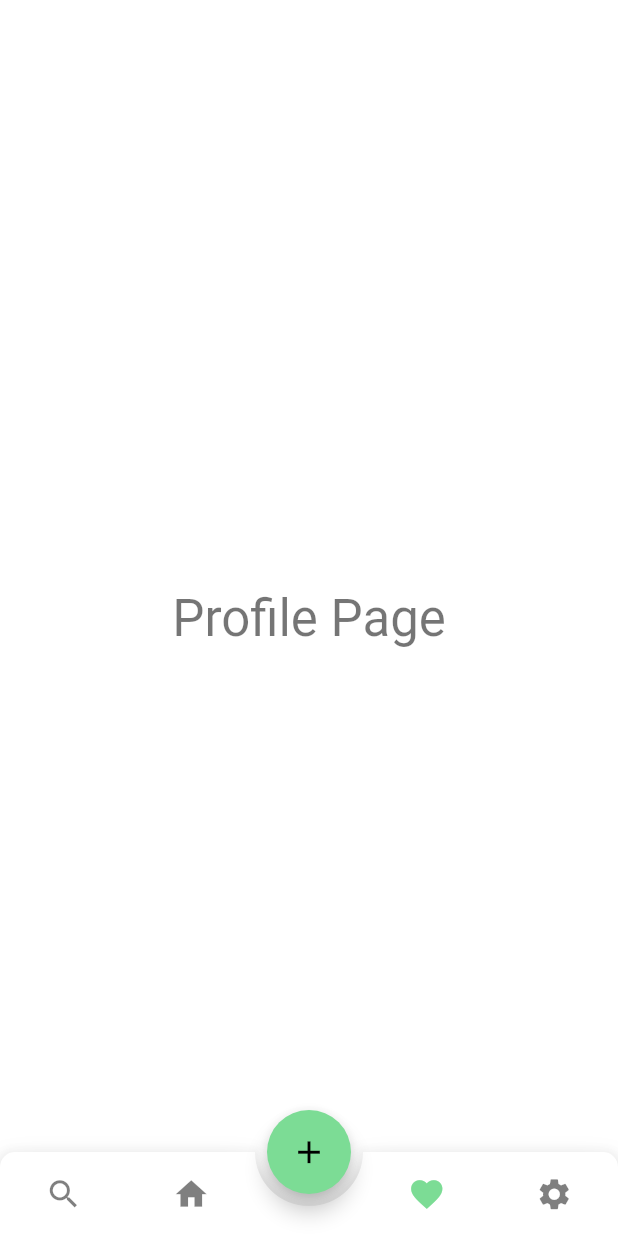
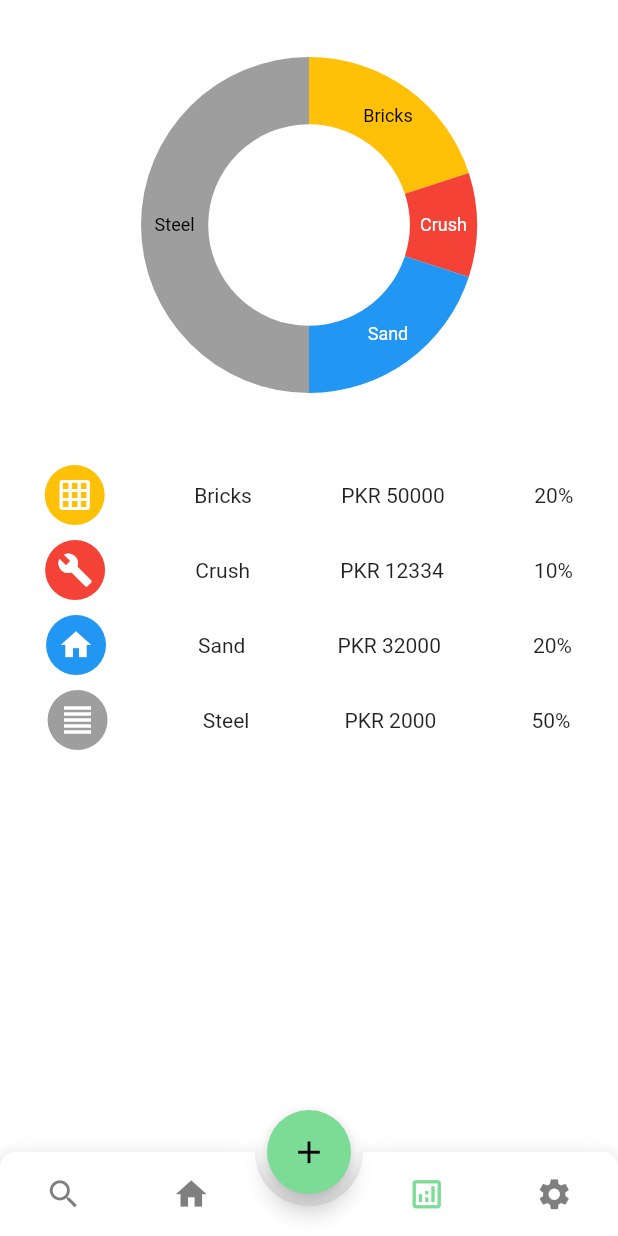
Before and after one commit to suliman-khaan/expense_ibrar, a Flutter app: the screen it shows after launch, item 3 of the bottom bar chosen, on a phone screen of 412 x 824 dp. Run offline on Flutter 3.47's test engine with Material 2 defaults, Android fonts, the phone set to English and light mode, and no system bars; drawn by our look-alikes of animated_bottom_navigation_bar; our stand-ins replace cloud_firestore, firebase_core, google_fonts, syncfusion_flutter_charts; missing offline and left inert: pattern_formatter; accounts and stored records are empty.

Commit message:
dognut chart analytics page

```diff
--- a/lib/main.dart
+++ b/lib/main.dart
@@ -1,3 +1,4 @@
+import 'package:expense/src/pages/analytics.dart';
 import 'package:expense/src/pages/app.dart';
 import 'package:expense/src/pages/home.dart';
 import 'package:expense/src/pages/profile.dart';
@@ -32,6 +33,7 @@ class MyApp extends StatelessWidget {
         'home': (context) => const Home(),
         'profile': (context) => const Profile(),
         'setting': (context) => const Setting(),
+        'analytics' : (context) => const Analytics()
       },
     );
   }
--- /dev/null
+++ b/lib/src/pages/analytics.dart
@@ -0,0 +1,83 @@
+import 'package:expense/src/pages/itemWidget.dart';
+import 'package:expense/src/resources/category.dart';
+import 'package:flutter/material.dart';
+import 'package:flutter/src/foundation/key.dart';
+import 'package:flutter/src/widgets/framework.dart';
+import 'package:syncfusion_flutter_charts/charts.dart';
+
+class Analytics extends StatefulWidget {
+  const Analytics({Key? key}) : super(key: key);
+
+  @override
+  State<Analytics> createState() => _AnalyticsState();
+}
+
+class _AnalyticsState extends State<Analytics> {
+  late List<Category> _chartData;
+  TooltipBehavior _tooltipBehavior = TooltipBehavior();
+  @override
+  void initState() {
+    // TODO: implement initState
+    _chartData = getchartData();
+    _tooltipBehavior = TooltipBehavior(enable: true);
+    super.initState();
+  }
+  @override
+  Widget build(BuildContext context) {
+    return Scaffold(
+      body: SafeArea(
+        child: CustomScrollView(
+          slivers: [
+            SliverToBoxAdapter(
+              // child: Text("top section"),
+              child: SfCircularChart(
+                tooltipBehavior: _tooltipBehavior,
+                series: <CircularSeries>[
+                  DoughnutSeries<Category,String>(
+                    dataSource: _chartData,
+                    pointColorMapper: (Category data, _)=>data.color,
+                    xValueMapper: (Category data, _)=>data.name,
+                    yValueMapper: (Category data, _)=>data.percentage,
+                    dataLabelSettings: DataLabelSettings(isVisible: true,),
+                    enableTooltip: true
+                    ,
+                    dataLabelMapper: (Category data, _)=>data.name,
+                    innerRadius: '60%'
+                  )
+                ],
+              ),
+            ),
+            SliverList(
+              delegate: SliverChildBuilderDelegate(
+                (BuildContext context, int index) {
+                  return ItemWidget(item: Catalogmodel.products[index]);
+                },
+                childCount: Catalogmodel.products.length, // 1000 list items
+              ),
+            ),
+          ],
+          // ignore: sized_box_for_whitespace
+          // child: Column(
+          //   children:[
+          //   const Text("Helo sir"),
+          //     SizedBox(
+          //       height: 200,
+          //       child: ListView.builder(
+          //         itemCount: Catalogmodel.products.length,
+          //         itemBuilder:(context,index){
+          //           return ItemWidget(item: Catalogmodel.products[index]);
+          //         },
+          //         ),
+          //     ),
+          //     SliverList(delegate: delegate)
+          //   ]
+          // ),
+        ),
+      ),
+    );
+  }
+  List<Category> getchartData(){
+    final List<Category> chartdata = Catalogmodel.products;
+    return chartdata;
+  }
+}
--- a/lib/src/pages/app.dart
+++ b/lib/src/pages/app.dart
@@ -1,4 +1,5 @@
 import 'package:animated_bottom_navigation_bar/animated_bottom_navigation_bar.dart';
+import 'package:expense/src/pages/analytics.dart';
 import 'package:expense/src/pages/setting.dart';
 import 'package:flutter/services.dart';
 import 'package:intl/intl.dart';
@@ -28,11 +29,13 @@ class _AppState extends State<App> {
     'Bricks',
     'Crush',
     'Sand',
+    'Steel',
+    'Cement',
     'Rori',
-    'Kassis',
-    'Electric Item',
-    'Plumbing Item',
-    'Earthware',
+    'Kassu',
+    'Electric Items',
+    'Plumbing Items',
+    'Earthfil',
     'Brick Tile',
     'AC Pipe',
     'Bitumen',
@@ -41,7 +44,7 @@ class _AppState extends State<App> {
     'Chips',
     'Anti Termite',
     'Boring',
-    'Guard Sal',
+    'Guard Salary',
     'Electric Bill',
     'Taxes',
     'Random'
@@ -52,7 +55,7 @@ class _AppState extends State<App> {
     'Tiles',
     'Paint',
     'Polish',
-    'San It Ary Items',
+    'Sanitary Items',
     'Granite'
   ];
   final List<String> _contractor = [
@@ -69,11 +72,11 @@ class _AppState extends State<App> {
     'Aluminum Windows',
     'Railings',
     'Saftey Grius',
-    'Man Gate',
+    'Main Gate',
     'Steel Stairs',
     'Wooden Floor',
     'Wall Paper',
-    'Fire Plale',
+    'Fire Place',
     'Other Items',
     'Taxes'
   ];
@@ -87,7 +90,7 @@ class _AppState extends State<App> {
   List<Widget> pages = [
     const Profile(),
     const Home(),
-    const Profile(),
+    const Analytics(),
     const Setting(),
   ];
   final _catForm = GlobalKey<FormState>();
@@ -160,7 +163,7 @@ class _AppState extends State<App> {
           icons: const [
             Icons.search,
             Icons.home,
-            Icons.favorite,
+            Icons.analytics_outlined,
             Icons.settings,
           ],
           activeIndex: pageIndex,
--- /dev/null
+++ b/lib/src/pages/itemWidget.dart
@@ -0,0 +1,30 @@
+import 'package:expense/src/resources/category.dart';
+import 'package:flutter/material.dart';
+import 'package:flutter/src/foundation/key.dart';
+import 'package:flutter/src/widgets/framework.dart';
+
+class ItemWidget extends StatelessWidget {
+  final Category item;
+  const ItemWidget({Key? key, required this.item})
+      : assert(item != null),
+        super(key: key);
+
+  @override
+  Widget build(BuildContext context) {
+    return Container(
+      margin: EdgeInsets.fromLTRB(0, 10, 0, 0),
+      child: Row(
+        mainAxisAlignment: MainAxisAlignment.spaceAround,
+        children: [
+          CircleAvatar(
+            backgroundColor: item.color,
+            child: item.icon,
+          ),
+          Text(item.name),
+          Text("PKR ${item.amount.toString()}"),
+          Text("${item.percentage.toString()}%")
+        ],
+      ),
+    );
+  }
+}
--- /dev/null
+++ b/lib/src/resources/category.dart
@@ -0,0 +1,49 @@
+// ignore_for_file: unnecessary_this
+import 'package:flutter/material.dart';
+
+class Category {
+  final String name;
+  final Icon icon;
+  final int amount;
+  final int percentage;
+  final Color color;
+  Category(
+      {required this.name,
+      required this.icon,
+      required this.amount,
+      required this.percentage,
+      required this.color});
+}
+
+class Catalogmodel {
+  static final List<Category>  products = [
+    Category(
+        name: "Bricks",
+        icon: const Icon(Icons.grid_on,color: Colors.white),
+        amount: 50000,
+        percentage: 20,
+        color: Colors.amber),
+
+        Category(
+        name: "Crush",
+        icon: const Icon(Icons.build,color: Colors.white),
+        amount: 12334,
+        percentage: 10,
+        color: Colors.red),
+
+    Category(
+        name: "Sand",
+        icon: const Icon(Icons.home,color: Colors.white),
+        amount: 32000,
+        percentage: 20,
+        color: Colors.blue),
+
+    Category(
+        name: "Steel",
+        icon: const Icon(Icons.format_align_justify,color: Colors.white),
+        amount: 2000,
+        percentage: 50,
+        color: Colors.grey),
+
+  ];
+}
--- a/pubspec.yaml
+++ b/pubspec.yaml
@@ -22,6 +22,7 @@ dependencies:
   google_fonts: ^3.0.1
   pattern_formatter: ^2.0.0
   cloud_firestore: ^3.1.18
+  syncfusion_flutter_charts: ^20.1.61
 
 
 dev_dependencies:
```
Also changed, not shown: pubspec.lock.
